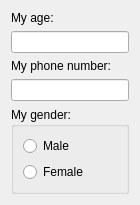
Old version of the form inputpanel/mainform.ui in the repository truelv/qt_obj.
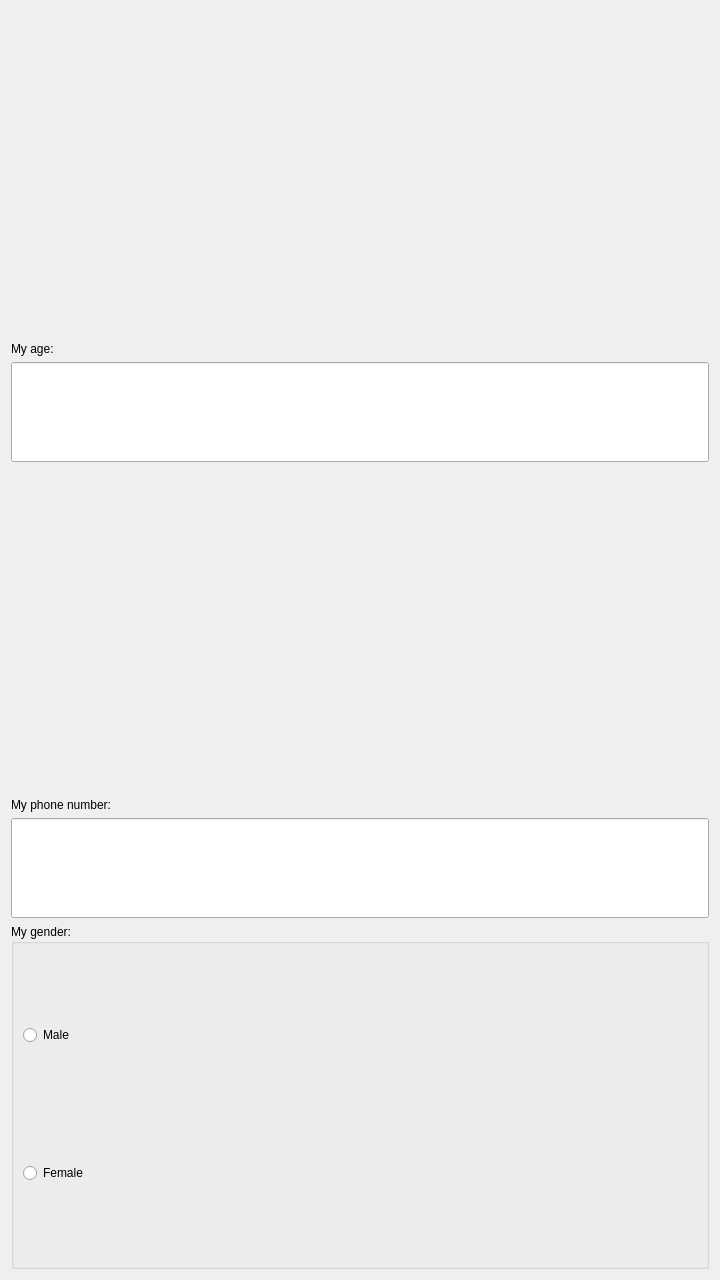
New version of the form.

What changed in the file:
```diff
--- a/inputpanel/mainform.ui
+++ b/inputpanel/mainform.ui
@@ -6,8 +6,8 @@
    <rect>
     <x>0</x>
     <y>0</y>
-    <width>140</width>
-    <height>200</height>
+    <width>720</width>
+    <height>1280</height>
    </rect>
   </property>
   <property name="windowTitle">
@@ -28,7 +28,17 @@
     </widget>
    </item>
    <item>
-    <widget class="QLineEdit" name="lineEdit"/>
+    <widget class="QLineEdit" name="lineEdit">
+     <property name="minimumSize">
+      <size>
+       <width>0</width>
+       <height>100</height>
+      </size>
+     </property>
+     <property name="maxLength">
+      <number>6</number>
+     </property>
+    </widget>
    </item>
    <item>
     <widget class="QLabel" name="label_2">
@@ -44,7 +54,14 @@
     </widget>
    </item>
    <item>
-    <widget class="QLineEdit" name="lineEdit_2"/>
+    <widget class="QLineEdit" name="lineEdit_2">
+     <property name="minimumSize">
+      <size>
+       <width>0</width>
+       <height>100</height>
+      </size>
+     </property>
+    </widget>
    </item>
    <item>
     <widget class="QGroupBox" name="groupBox">
@@ -54,6 +71,12 @@
      <layout class="QVBoxLayout" name="verticalLayout">
       <item>
        <widget class="QRadioButton" name="radioButton">
+        <property name="minimumSize">
+         <size>
+          <width>0</width>
+          <height>100</height>
+         </size>
+        </property>
         <property name="text">
          <string>Male</string>
         </property>
@@ -61,6 +84,12 @@
       </item>
       <item>
        <widget class="QRadioButton" name="radioButton_2">
+        <property name="minimumSize">
+         <size>
+          <width>0</width>
+          <height>100</height>
+         </size>
+        </property>
         <property name="text">
          <string>Female</string>
         </property>
```
